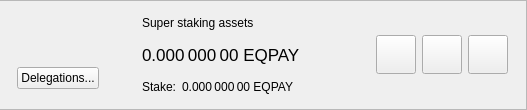
Old version of the form src/qt/forms/superstakeritemwidget.ui in the repository equitypay/eqpay; both pictures show x 246 to 773 and y 0 to 110 of the 773 by 110 pixel window.
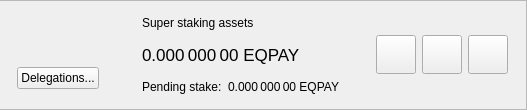
New version of the form.

Patch:
```diff
--- a/src/qt/forms/superstakeritemwidget.ui
+++ b/src/qt/forms/superstakeritemwidget.ui
@@ -273,7 +273,7 @@
                     </sizepolicy>
                    </property>
                    <property name="text">
-                    <string>Stake:</string>
+                    <string>Pending stake:</string>
                    </property>
                    <property name="alignment">
                     <set>Qt::AlignLeading|Qt::AlignLeft|Qt::AlignVCenter</set>
```
